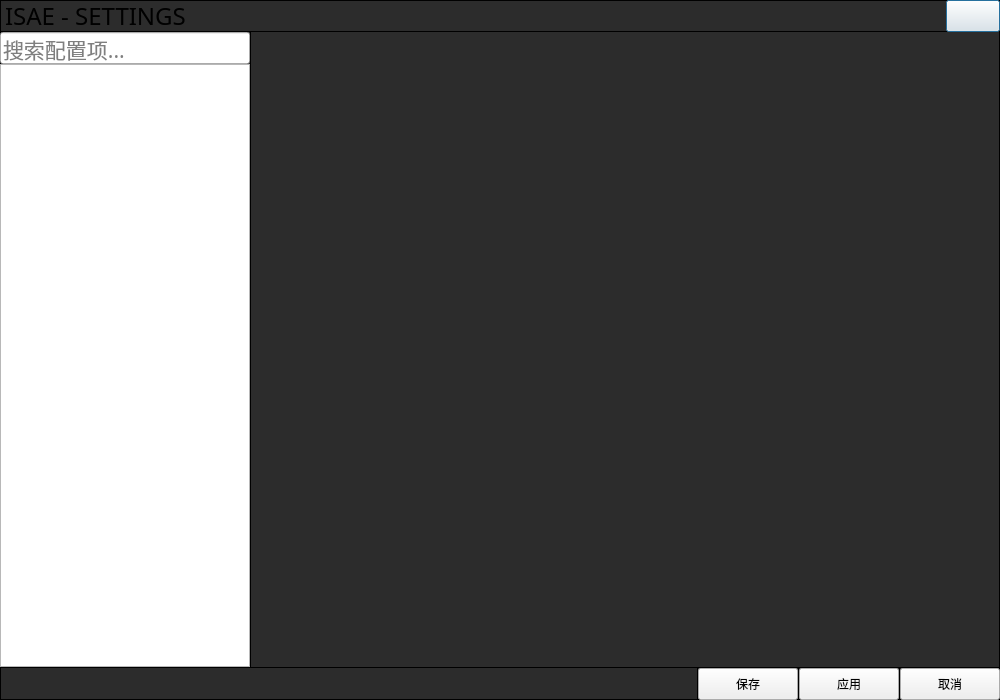
Qt form MainApp/SettingWindow.ui (Reverier-Xu/ISAE) before a commit.
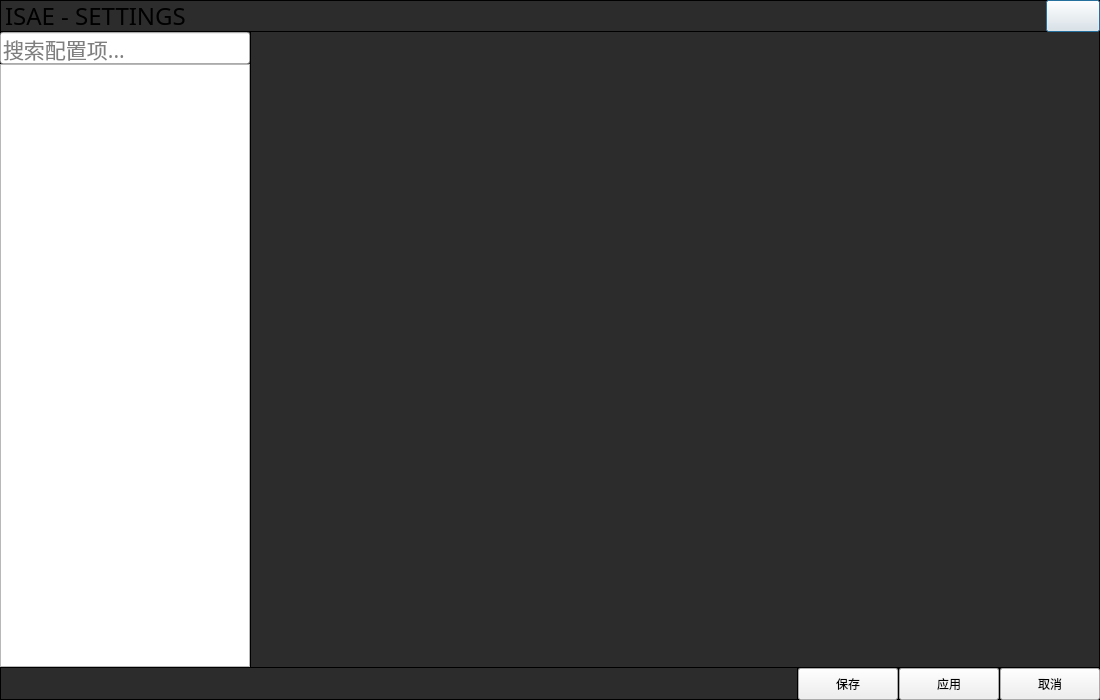
The same form after that commit. Icons and pictures are not drawn.

The edit to the form file:
```diff
--- a/MainApp/SettingWindow.ui
+++ b/MainApp/SettingWindow.ui
@@ -6,7 +6,7 @@
    <rect>
     <x>0</x>
     <y>0</y>
-    <width>1000</width>
+    <width>1100</width>
     <height>700</height>
    </rect>
   </property>
```
